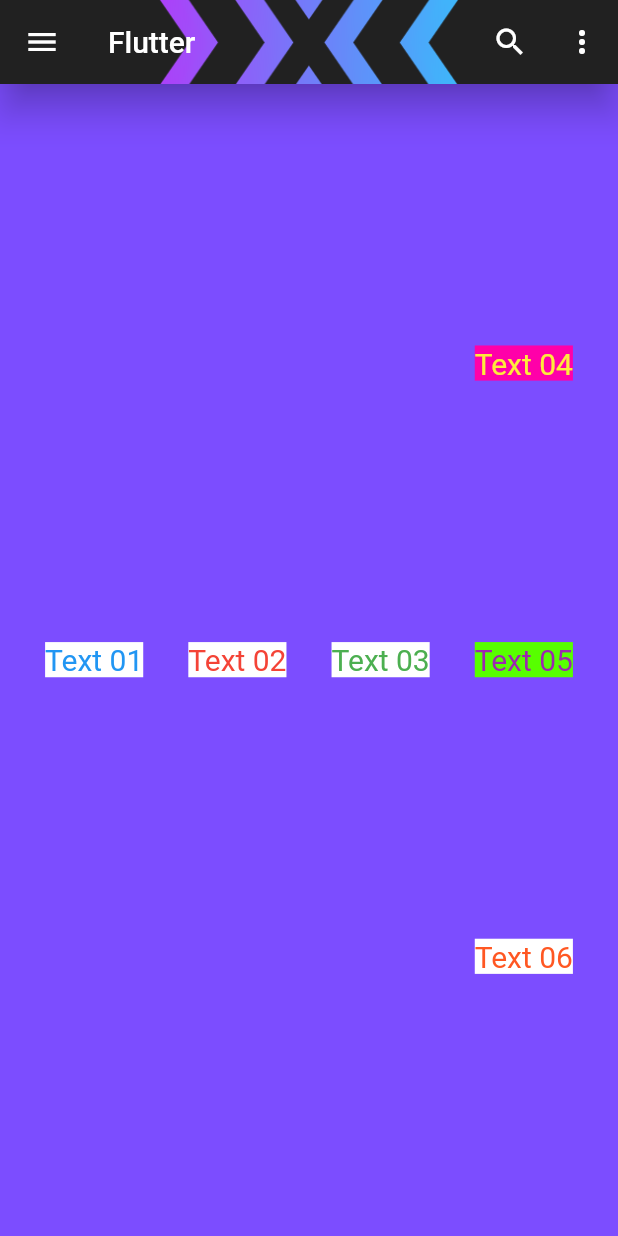
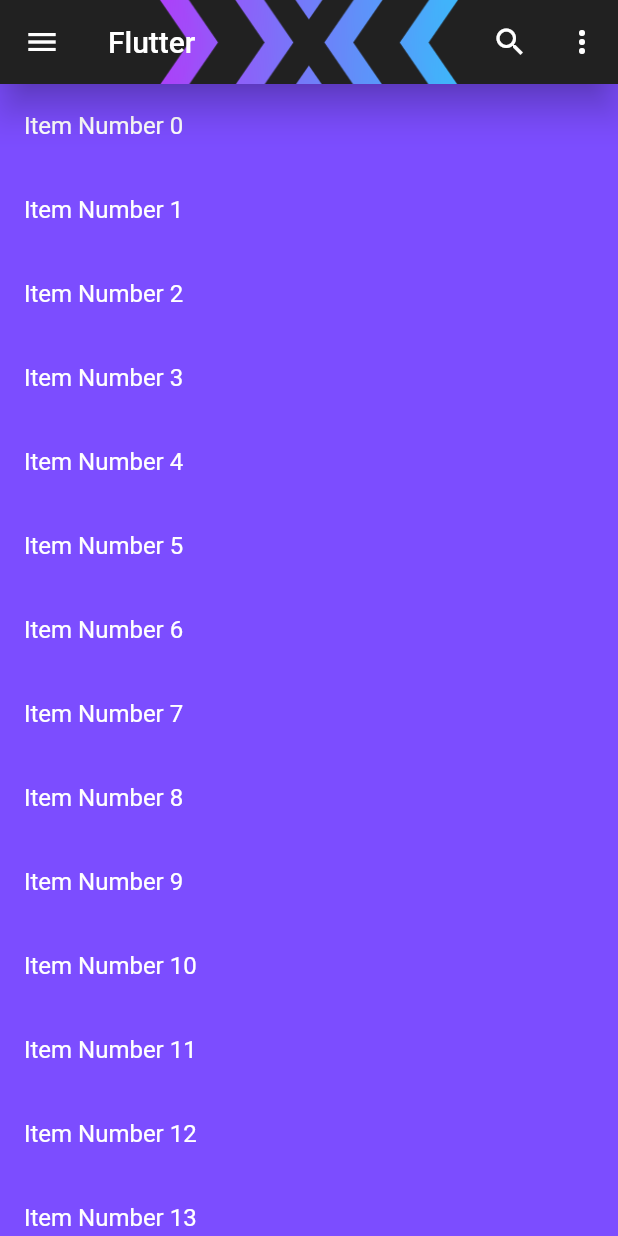
Before and after one commit to LahiruLakshan/Flutter-Tutorials, a Flutter app: the screen it shows after launch, on a phone screen of 412 x 824 dp. Run offline on Flutter 3.47's test engine with Material 2 defaults, Android fonts, the phone set to English and light mode, and no system bars; our stand-ins replace device_preview.

Commit message:
Learning List view

```diff
--- a/lib/main.dart
+++ b/lib/main.dart
@@ -2,7 +2,8 @@ import 'package:flutter/cupertino.dart';
 import 'package:flutter/material.dart';
 import 'package:device_preview/device_preview.dart';
 
-void main() => runApp(
+void main() =>
+    runApp(
       DevicePreview(
         // enabled: !kReleaseMode,
         builder: (context) => MyApp(), // Wrap your app
@@ -34,6 +35,8 @@ class MyHomePage extends StatefulWidget {
 }
 
 class _MyHomePageState extends State<MyHomePage> {
+
+  var items = List<String>.generate(100, (index) => "Item Number $index");
   @override
   Widget build(BuildContext context) {
     return Scaffold(
@@ -63,61 +66,38 @@ class _MyHomePageState extends State<MyHomePage> {
         width: double.infinity,
         height: double.infinity,
         color: Colors.deepPurpleAccent,
-        // child: Column(
-        //   mainAxisAlignment: MainAxisAlignment.spaceEvenly,
-        //   crossAxisAlignment: CrossAxisAlignment.center,
+        // child: ListView(
+        //   scrollDirection: Axis.horizontal,
         //   children: [
         //     Text(
         //       "Text 01",
-        //       style: TextStyle(fontSize: 30, color: Colors.blue),
+        //       style: Theme.of(context).textTheme.display1,
         //     ),
-        //     Text(
-        //       "Text 02",
-        //       style: TextStyle(fontSize: 30, color: Colors.red),
+        //     Container(
+        //       height: 200,
+        //       width: 200,
+        //       color: Colors.purple,
         //     ),
-        //     Text(
-        //       "Text 03",
-        //       style: TextStyle(fontSize: 30, color: Colors.green),
+        //     Container(
+        //       height: 200,
+        //       width: 200,
+        //       color: Colors.deepOrange,
+        //     ),
+        //     Container(
+        //       height: 200,
+        //       width: 200,
+        //       color: Colors.yellow,
         //     ),
         //   ],
         // ),
-        child: Row(
-          mainAxisAlignment: MainAxisAlignment.spaceEvenly,
-          crossAxisAlignment: CrossAxisAlignment.center,
-          children: [
-            Text(
-              "Text 01",
-              style: TextStyle(fontSize: 20, color: Colors.blue, backgroundColor: Colors.white),
-            ),
-            Text(
-              "Text 02",
-              style: TextStyle(fontSize: 20, color: Colors.red, backgroundColor: Colors.white),
-            ),
-            Text(
-              "Text 03",
-              style: TextStyle(fontSize: 20, color: Colors.green, backgroundColor: Colors.white),
-            ),
-            Column(
-              mainAxisAlignment: MainAxisAlignment.spaceEvenly,
-              crossAxisAlignment: CrossAxisAlignment.center,
-              children: [
-                Text(
-                  "Text 04",
-                  style: TextStyle(fontSize: 20, color: Colors.yellow, backgroundColor: Color.fromRGBO(
-                      255, 0, 169, 1.0)),
-                ),
-                Text(
-                  "Text 05",
-                  style: TextStyle(fontSize: 20, color: Colors.purple, backgroundColor: Color.fromRGBO(
-                      87, 255, 0, 1.0)),
-                ),
-                Text(
-                  "Text 06",
-                  style: TextStyle(fontSize: 20, color: Colors.deepOrange, backgroundColor: Colors.white),
-                ),
-              ],
-            ),
-          ],
+        child: ListView.builder(
+          itemCount: items.length,
+          itemBuilder: (context, index) {
+            return ListTile(
+              title: Text(items[index]),
+            );
+          },
+
         ),
       ),
     );
```
